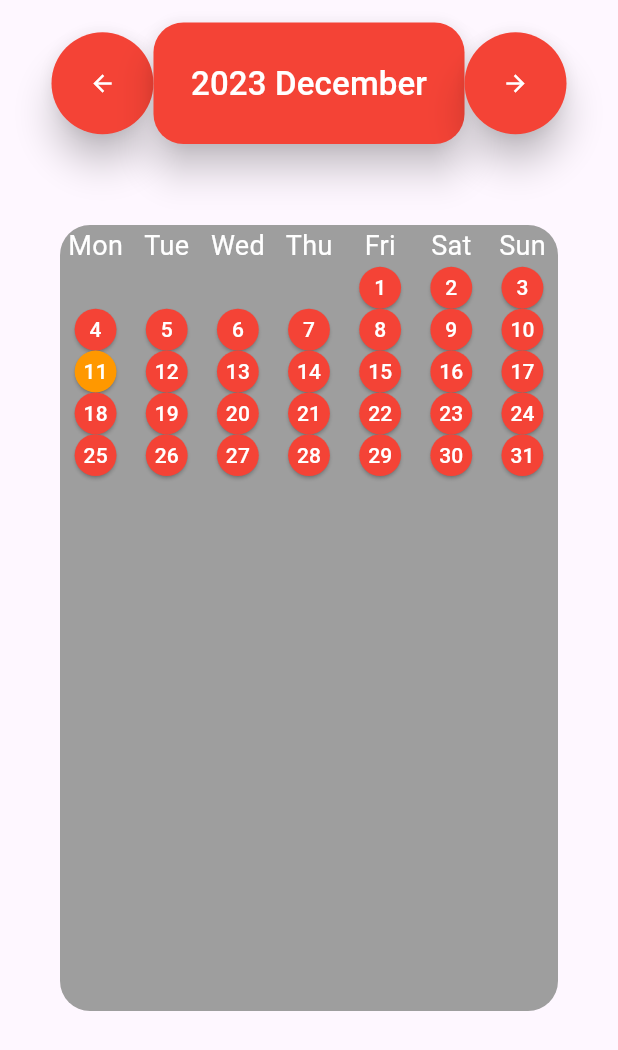
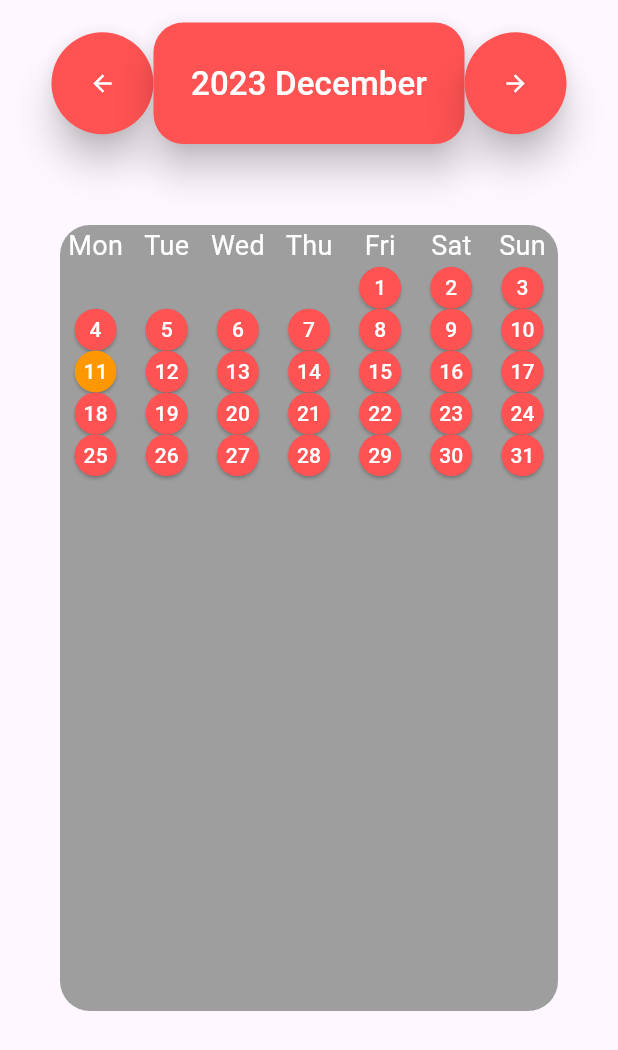
Before and after one commit to jubkka/calendar, a Flutter app: the screen it shows after launch, on a phone screen of 412 x 824 dp. Shown: the top 1050 px of the screen. Run offline on Flutter 3.47's test engine with Material 3 defaults, Android fonts, the phone set to English and light mode, and no system bars.

Commit message:
change color

```diff
--- a/lib/home.dart
+++ b/lib/home.dart
@@ -160,7 +160,7 @@ class _HomeState extends State<Home> {
                                         DateTime(currentYear, currentMonth,
                                             i - datetime! + 1)
                                     ? Colors.orange
-                                    : Colors.red,
+                                    : Colors.redAccent,
                                 shape: CircleBorder(),
                                 padding: EdgeInsets.all(1),
                               ),
@@ -204,7 +204,7 @@ class _HomeState extends State<Home> {
               },
               style: ElevatedButton.styleFrom(
                   elevation: 10,
-                  backgroundColor: Colors.red,
+                  backgroundColor: Colors.redAccent,
                   shape: CircleBorder(),
                   padding: EdgeInsets.all(25)),
               child: Icon(
@@ -215,7 +215,7 @@ class _HomeState extends State<Home> {
               onPressed: showChangeYearWindow,
               style: ElevatedButton.styleFrom(
                   elevation: 10,
-                  backgroundColor: Colors.red,
+                  backgroundColor: Colors.redAccent,
                   shape: RoundedRectangleBorder(
                       borderRadius: BorderRadius.all(Radius.circular(20))),
                   padding: EdgeInsets.all(25)),
@@ -233,7 +233,7 @@ class _HomeState extends State<Home> {
               },
               style: ElevatedButton.styleFrom(
                 elevation: 10,
-                backgroundColor: Colors.red,
+                backgroundColor: Colors.redAccent,
                 shape: CircleBorder(),
                 padding: EdgeInsets.all(25),
               ),
```
